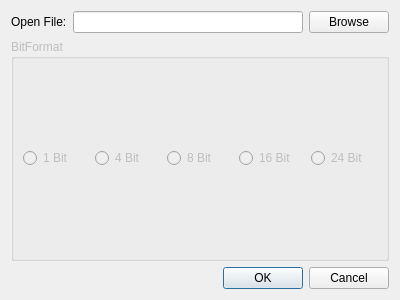
Old version of the form openfiledialog.ui in the repository ElfoLiNk/ImageStenography.
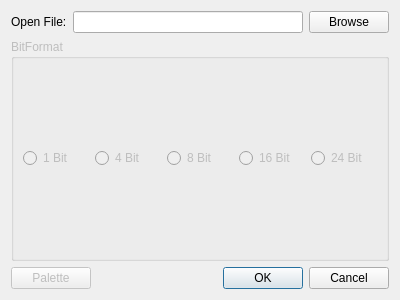
New version of the form.

```diff
--- a/openfiledialog.ui
+++ b/openfiledialog.ui
@@ -13,10 +13,10 @@
   <property name="windowTitle">
    <string>Dialog</string>
   </property>
-  <layout class="QGridLayout" name="gridLayout">
+  <layout class="QGridLayout" name="gridLayout_2">
    <item row="0" column="0">
-    <layout class="QVBoxLayout" name="verticalLayout">
-     <item>
+    <layout class="QGridLayout" name="gridLayout">
+     <item row="0" column="0">
       <layout class="QHBoxLayout" name="horizontalLayout">
        <item>
         <widget class="QLabel" name="label">
@@ -93,15 +93,42 @@
        </layout>
       </widget>
      </item>
-     <item>
-      <widget class="QDialogButtonBox" name="buttonBox">
-       <property name="orientation">
-        <enum>Qt::Horizontal</enum>
-       </property>
-       <property name="standardButtons">
-        <set>QDialogButtonBox::Cancel|QDialogButtonBox::Ok</set>
-       </property>
-      </widget>
+     <item row="2" column="0">
+      <layout class="QHBoxLayout" name="horizontalLayout_3">
+       <item>
+        <widget class="QPushButton" name="paletteButton">
+         <property name="enabled">
+          <bool>false</bool>
+         </property>
+         <property name="text">
+          <string>Palette</string>
+         </property>
+        </widget>
+       </item>
+       <item>
+        <spacer name="horizontalSpacer">
+         <property name="orientation">
+          <enum>Qt::Horizontal</enum>
+         </property>
+         <property name="sizeHint" stdset="0">
+          <size>
+           <width>40</width>
+           <height>20</height>
+          </size>
+         </property>
+        </spacer>
+       </item>
+       <item>
+        <widget class="QDialogButtonBox" name="buttonBox">
+         <property name="orientation">
+          <enum>Qt::Horizontal</enum>
+         </property>
+         <property name="standardButtons">
+          <set>QDialogButtonBox::Cancel|QDialogButtonBox::Ok</set>
+         </property>
+        </widget>
+       </item>
+      </layout>
      </item>
     </layout>
    </item>
```
Left out of the diff: 58 changed lines with no effect on the pictures.
